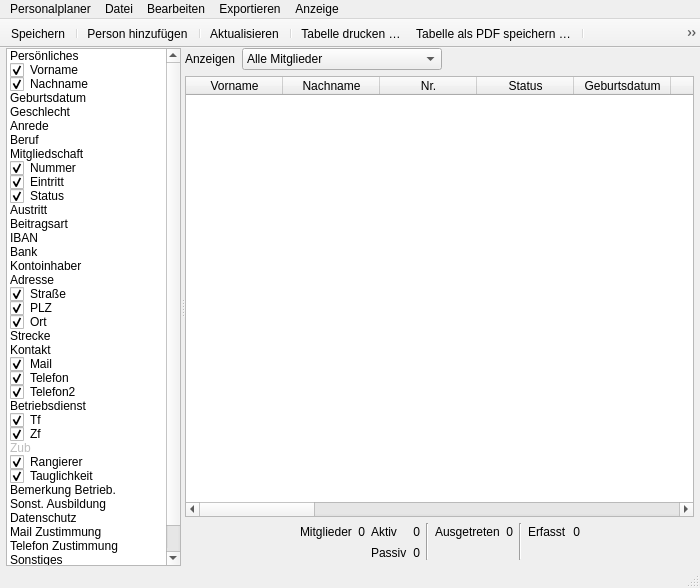
philjosch/Einsatzplaner, file Programm/Personalplaner/mainwindowpersonal.ui: the form before one commit.
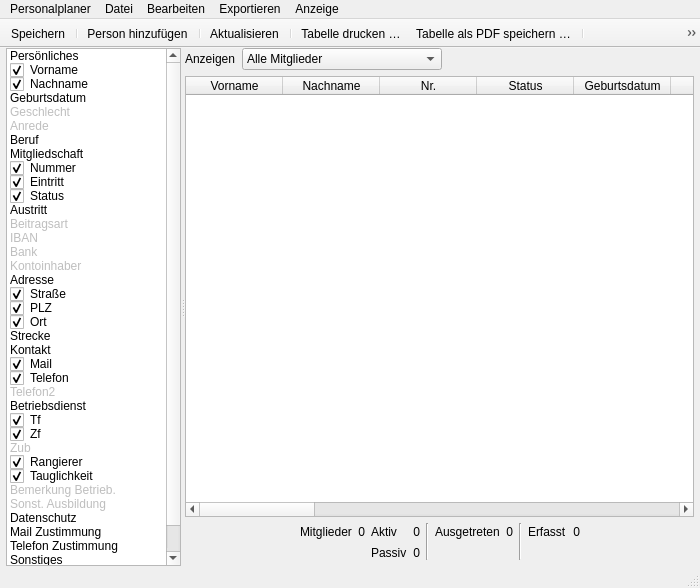
The form after the commit. Icons and pictures are not drawn.

Diff of the .ui file:
```diff
--- a/Programm/Personalplaner/mainwindowpersonal.ui
+++ b/Programm/Personalplaner/mainwindowpersonal.ui
@@ -90,6 +90,9 @@
         <property name="checkState">
          <enum>Unchecked</enum>
         </property>
+        <property name="flags">
+         <set>ItemIsSelectable|ItemIsDragEnabled|ItemIsUserCheckable</set>
+        </property>
        </item>
        <item>
         <property name="text">
@@ -98,6 +101,9 @@
         <property name="checkState">
          <enum>Unchecked</enum>
         </property>
+        <property name="flags">
+         <set>ItemIsSelectable|ItemIsDragEnabled|ItemIsUserCheckable</set>
+        </property>
        </item>
        <item>
         <property name="text">
@@ -154,6 +160,9 @@
         <property name="checkState">
          <enum>Unchecked</enum>
         </property>
+        <property name="flags">
+         <set>ItemIsSelectable|ItemIsDragEnabled|ItemIsUserCheckable</set>
+        </property>
        </item>
        <item>
         <property name="text">
@@ -162,6 +171,9 @@
         <property name="checkState">
          <enum>Unchecked</enum>
         </property>
+        <property name="flags">
+         <set>ItemIsSelectable|ItemIsDragEnabled|ItemIsUserCheckable</set>
+        </property>
        </item>
        <item>
         <property name="text">
@@ -170,6 +182,9 @@
         <property name="checkState">
          <enum>Unchecked</enum>
         </property>
+        <property name="flags">
+         <set>ItemIsSelectable|ItemIsDragEnabled|ItemIsUserCheckable</set>
+        </property>
        </item>
        <item>
         <property name="text">
@@ -178,6 +193,9 @@
         <property name="checkState">
          <enum>Unchecked</enum>
         </property>
+        <property name="flags">
+         <set>ItemIsSelectable|ItemIsDragEnabled|ItemIsUserCheckable</set>
+        </property>
        </item>
        <item>
         <property name="text">
@@ -248,7 +266,10 @@
          <string>Telefon2</string>
         </property>
         <property name="checkState">
-         <enum>Checked</enum>
+         <enum>Unchecked</enum>
+        </property>
+        <property name="flags">
+         <set>ItemIsSelectable|ItemIsDragEnabled|ItemIsUserCheckable</set>
         </property>
        </item>
        <item>
@@ -309,6 +330,9 @@
         <property name="checkState">
          <enum>Unchecked</enum>
         </property>
+        <property name="flags">
+         <set>ItemIsSelectable|ItemIsDragEnabled|ItemIsUserCheckable</set>
+        </property>
        </item>
        <item>
         <property name="text">
@@ -317,6 +341,9 @@
         <property name="checkState">
          <enum>Unchecked</enum>
         </property>
+        <property name="flags">
+         <set>ItemIsSelectable|ItemIsDragEnabled|ItemIsUserCheckable</set>
+        </property>
        </item>
        <item>
         <property name="text">
```
